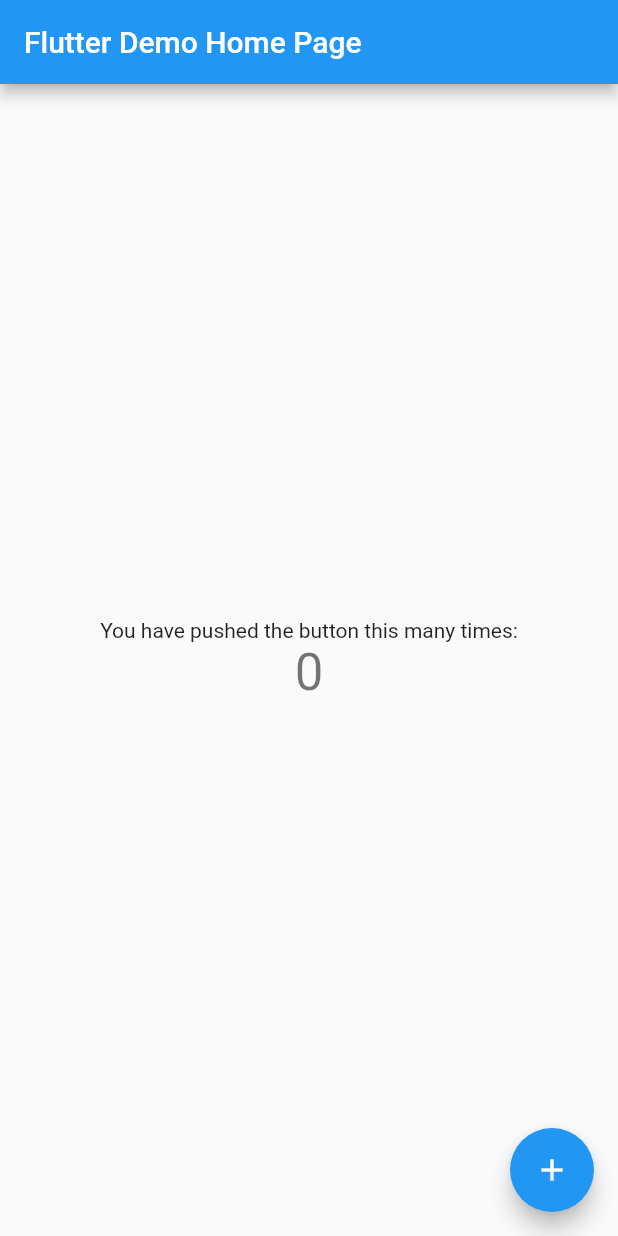
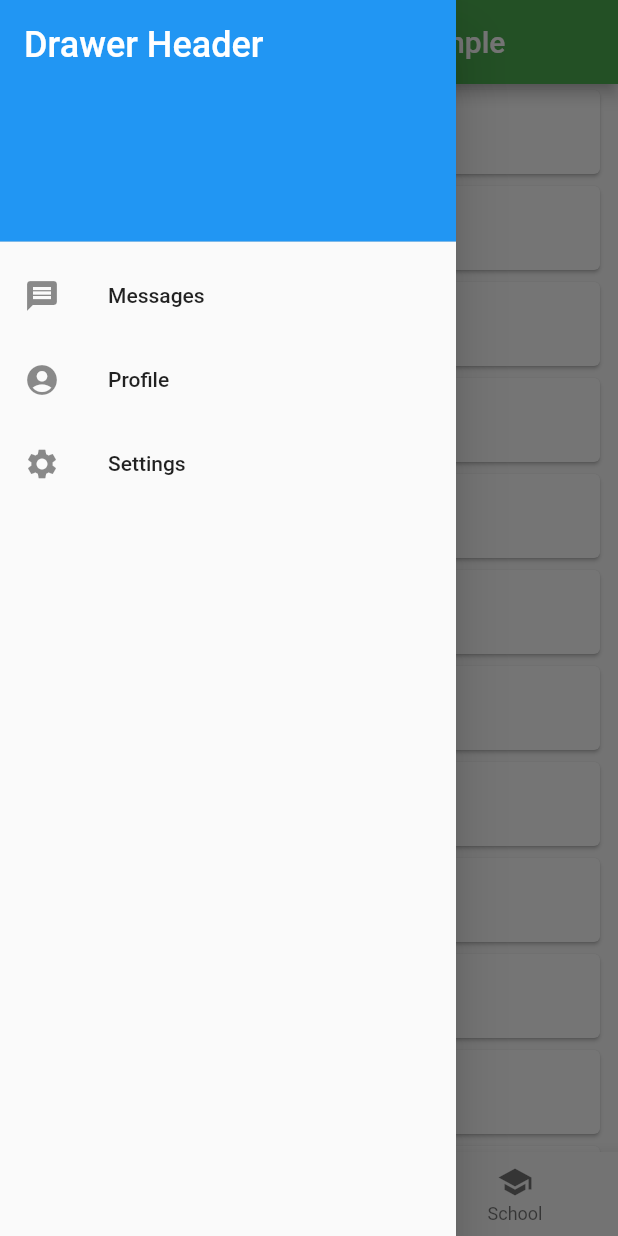
Before and after one commit to damaskin/flutter_test_app, a Flutter app: the screen it shows after launch, with the side drawer open (before the commit the screen has no drawer), on a phone screen of 412 x 824 dp. Run offline on Flutter 3.47's test engine with Material 2 defaults, Android fonts, the phone set to English and light mode, and no system bars.

Commit message:
main page

```diff
--- a/lib/main.dart
+++ b/lib/main.dart
@@ -5,109 +5,129 @@ void main() {
 }
 
 class MyApp extends StatelessWidget {
-  // This widget is the root of your application.
   @override
   Widget build(BuildContext context) {
     return MaterialApp(
       title: 'Flutter Demo',
       theme: ThemeData(
-        // This is the theme of your application.
-        //
-        // Try running your application with "flutter run". You'll see the
-        // application has a blue toolbar. Then, without quitting the app, try
-        // changing the primarySwatch below to Colors.green and then invoke
-        // "hot reload" (press "r" in the console where you ran "flutter run",
-        // or simply save your changes to "hot reload" in a Flutter IDE).
-        // Notice that the counter didn't reset back to zero; the application
-        // is not restarted.
-        primarySwatch: Colors.blue,
+        primarySwatch: Colors.green,
       ),
-      home: MyHomePage(title: 'Flutter Demo Home Page'),
+      home: MyHomePage(),
     );
   }
 }
 
 class MyHomePage extends StatefulWidget {
-  MyHomePage({Key key, this.title}) : super(key: key);
-
-  // This widget is the home page of your application. It is stateful, meaning
-  // that it has a State object (defined below) that contains fields that affect
-  // how it looks.
-
-  // This class is the configuration for the state. It holds the values (in this
-  // case the title) provided by the parent (in this case the App widget) and
-  // used by the build method of the State. Fields in a Widget subclass are
-  // always marked "final".
-
-  final String title;
+  MyHomePage({Key key}) : super(key: key);
 
   @override
   _MyHomePageState createState() => _MyHomePageState();
 }
 
 class _MyHomePageState extends State<MyHomePage> {
-  int _counter = 0;
 
-  void _incrementCounter() {
+  int _selectedIndex = 0;
+  static const TextStyle optionStyle =
+  TextStyle(fontSize: 30, fontWeight: FontWeight.bold);
+  static const List<Widget> _widgetOptions = <Widget>[
+    Text(
+      'Index 0: Home',
+      style: optionStyle,
+    ),
+    Text(
+      'Index 1: Business',
+      style: optionStyle,
+    ),
+    Text(
+      'Index 2: School',
+      style: optionStyle,
+    ),
+  ];
+
+  void _onItemTapped(int index) {
     setState(() {
-      // This call to setState tells the Flutter framework that something has
-      // changed in this State, which causes it to rerun the build method below
-      // so that the display can reflect the updated values. If we changed
-      // _counter without calling setState(), then the build method would not be
-      // called again, and so nothing would appear to happen.
-      _counter++;
+      _selectedIndex = index;
     });
   }
 
+  final List<String> entries = <String>['A', 'B', 'C', 'A', 'B', 'C', 'B', 'C', 'A', 'B', 'C', 'B', 'C', 'A', 'B', 'C', 'B', 'C', 'A', 'B', 'C', 'B', 'C', 'A', 'B', 'C'];
+  final List<int> colorCodes = <int>[600, 500, 100, 500, 100, 500, 100, 500, 100, 500, 100, 500, 100, 500, 100, 500, 100, 500, 100, 500, 100, 500, 100, 500, 100];
+
   @override
   Widget build(BuildContext context) {
-    // This method is rerun every time setState is called, for instance as done
-    // by the _incrementCounter method above.
-    //
-    // The Flutter framework has been optimized to make rerunning build methods
-    // fast, so that you can just rebuild anything that needs updating rather
-    // than having to individually change instances of widgets.
     return Scaffold(
       appBar: AppBar(
-        // Here we take the value from the MyHomePage object that was created by
-        // the App.build method, and use it to set our appbar title.
-        title: Text(widget.title),
+        title: const Text('BottomNavigationBar Sample'),
       ),
-      body: Center(
-        // Center is a layout widget. It takes a single child and positions it
-        // in the middle of the parent.
-        child: Column(
-          // Column is also a layout widget. It takes a list of children and
-          // arranges them vertically. By default, it sizes itself to fit its
-          // children horizontally, and tries to be as tall as its parent.
-          //
-          // Invoke "debug painting" (press "p" in the console, choose the
-          // "Toggle Debug Paint" action from the Flutter Inspector in Android
-          // Studio, or the "Toggle Debug Paint" command in Visual Studio Code)
-          // to see the wireframe for each widget.
-          //
-          // Column has various properties to control how it sizes itself and
-          // how it positions its children. Here we use mainAxisAlignment to
-          // center the children vertically; the main axis here is the vertical
-          // axis because Columns are vertical (the cross axis would be
-          // horizontal).
-          mainAxisAlignment: MainAxisAlignment.center,
-          children: <Widget>[
-            Text(
-              'You have pushed the button this many times:',
+      drawer: Drawer(
+        child: ListView(
+          padding: EdgeInsets.zero,
+          children: const <Widget>[
+            DrawerHeader(
+              decoration: BoxDecoration(
+                color: Colors.blue,
+              ),
+              child: Text(
+                'Drawer Header',
+                style: TextStyle(
+                  color: Colors.white,
+                  fontSize: 24,
+                ),
+              ),
             ),
-            Text(
-              '$_counter',
-              style: Theme.of(context).textTheme.headline4,
+            ListTile(
+              leading: Icon(Icons.message),
+              title: Text('Messages'),
+            ),
+            ListTile(
+              leading: Icon(Icons.account_circle),
+              title: Text('Profile'),
+            ),
+            ListTile(
+              leading: Icon(Icons.settings),
+              title: Text('Settings'),
             ),
           ],
         ),
       ),
-      floatingActionButton: FloatingActionButton(
-        onPressed: _incrementCounter,
-        tooltip: 'Increment',
-        child: Icon(Icons.add),
-      ), // This trailing comma makes auto-formatting nicer for build methods.
+      body: CustomScrollView(
+        slivers: [
+          // SliverAppBar(...),
+          SliverList(delegate: SliverChildListDelegate(
+              List.generate(entries.length, (idx) {
+                return Padding(
+                  padding: const EdgeInsets.only(left: 8.0, right: 8.0),
+                  child: Card(
+                    child: ListTile(
+                      leading: Icon(Icons.add),
+                      title: Text(entries[idx]),
+                      onTap: null,
+                    ),
+                  ),
+                );
+              })
+          ))
+        ],
+      ),
+      bottomNavigationBar: BottomNavigationBar(
+        items: const <BottomNavigationBarItem>[
+          BottomNavigationBarItem(
+            icon: Icon(Icons.home),
+            label: 'Home',
+          ),
+          BottomNavigationBarItem(
+            icon: Icon(Icons.business),
+            label: 'Business',
+          ),
+          BottomNavigationBarItem(
+            icon: Icon(Icons.school),
+            label: 'School',
+          ),
+        ],
+        currentIndex: _selectedIndex,
+        selectedItemColor: Colors.amber[800],
+        onTap: _onItemTapped,
+      ),
     );
   }
 }
```
